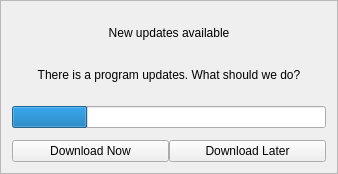
First picture: the form in seospider/ui/updates_loader_dialog_content.ui, repository andrascii/RiveSolutions_SEO_Spider, before the edit.
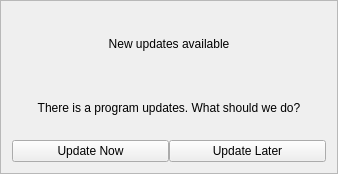
Second picture: the form after the edit.

What changed in the file:
```diff
--- a/seospider/ui/updates_loader_dialog_content.ui
+++ b/seospider/ui/updates_loader_dialog_content.ui
@@ -51,55 +51,19 @@
        </property>
       </widget>
      </item>
-     <item>
-      <layout class="QHBoxLayout" name="horizontalLayout">
-       <property name="spacing">
-        <number>0</number>
-       </property>
-       <item>
-        <widget class="QProgressBar" name="progressBar">
-         <property name="value">
-          <number>24</number>
-         </property>
-         <property name="alignment">
-          <set>Qt::AlignCenter</set>
-         </property>
-         <property name="textVisible">
-          <bool>false</bool>
-         </property>
-        </widget>
-       </item>
-       <item>
-        <spacer name="verticalSpacer">
-         <property name="orientation">
-          <enum>Qt::Vertical</enum>
-         </property>
-         <property name="sizeType">
-          <enum>QSizePolicy::Fixed</enum>
-         </property>
-         <property name="sizeHint" stdset="0">
-          <size>
-           <width>0</width>
-           <height>45</height>
-          </size>
-         </property>
-        </spacer>
-       </item>
-      </layout>
-     </item>
      <item>
       <layout class="QHBoxLayout" name="horizontalLayout_2">
        <item>
         <widget class="QPushButton" name="downloadNowButton">
          <property name="text">
-          <string>Download Now</string>
+          <string>Update Now</string>
          </property>
         </widget>
        </item>
        <item>
         <widget class="QPushButton" name="downloadLaterButton">
          <property name="text">
-          <string>Download Later</string>
+          <string>Update Later</string>
          </property>
         </widget>
        </item>
```
